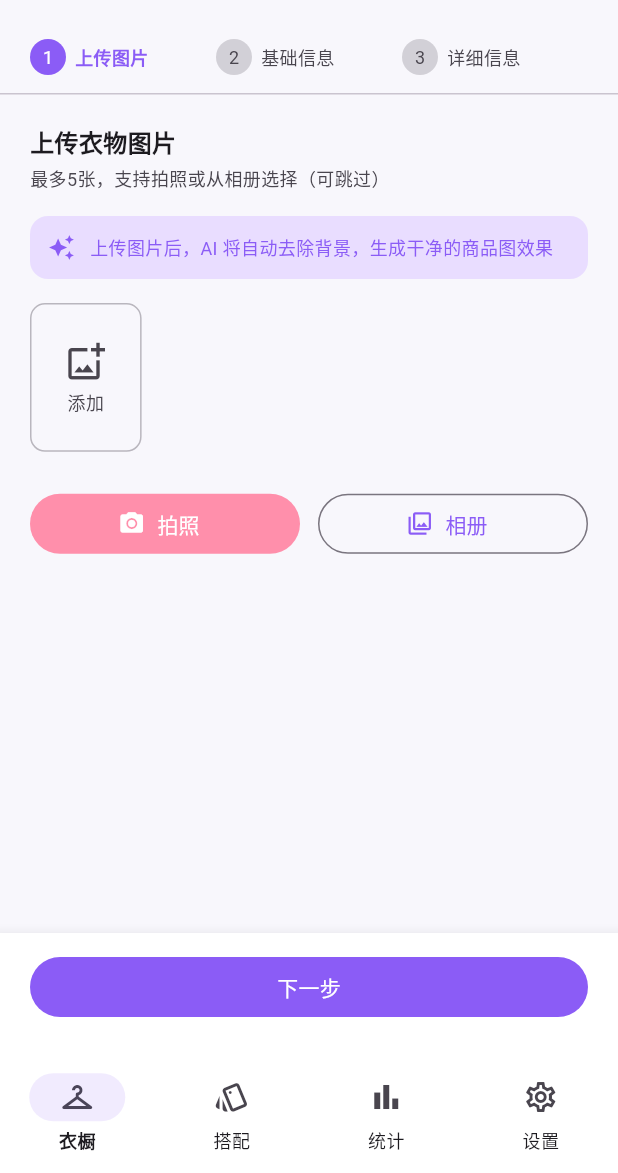
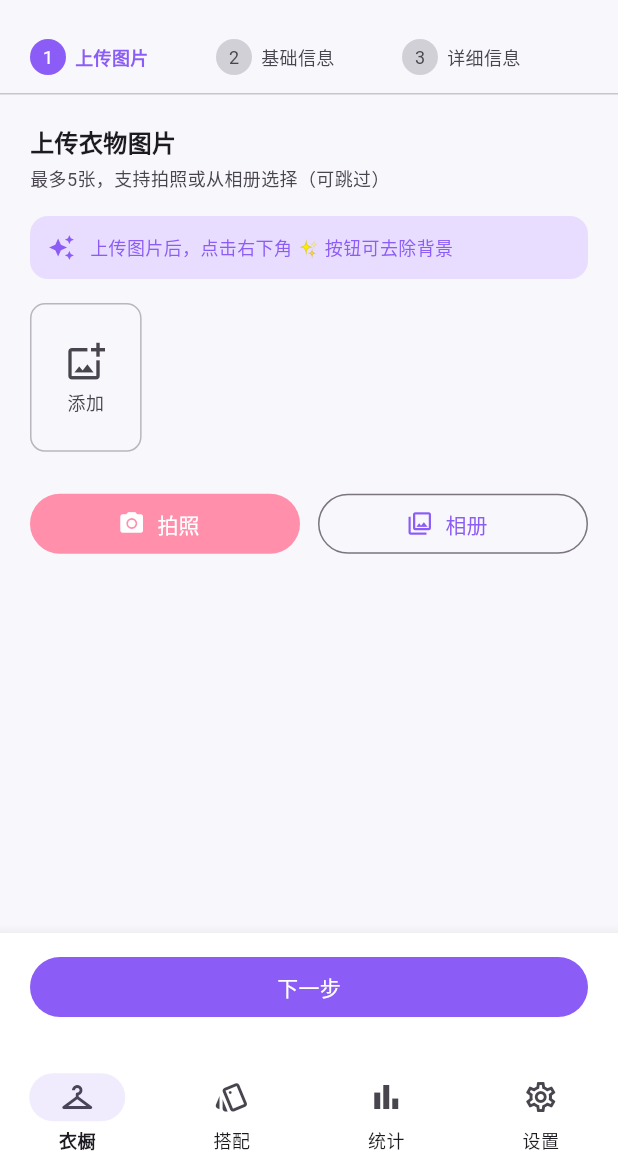
Before and after one commit to CodingWarren/ClosetMate-Flutter, a Flutter app: the AddClothingScreen screen opened by its route, on a phone screen of 412 x 824 dp, the part 63-1236 px from its top. Run offline on Flutter 3.47's test engine with Material 3 defaults, Android fonts, the phone set to English and light mode, and no system bars; our stand-ins replace file_picker, flutter_dotenv, flutter_riverpod, geolocator, go_router, image_cropper and 5 more; accounts and stored records are empty.

Commit message:
feat: make AI background removal manual instead of automatic

```diff
--- a/lib/features/closet/screens/add_clothing_screen.dart
+++ b/lib/features/closet/screens/add_clothing_screen.dart
@@ -107,12 +107,7 @@ class _AddClothingScreenState extends State<AddClothingScreen> {
 
     final newUris = [..._imageUris, ...persisted].take(5).toList();
     setState(() => _imageUris = newUris);
-
-    // 对第一张新图片触发 AI 处理（非阻塞，在卡片上显示遮罩）
-    if (persisted.isNotEmpty) {
-      final idx = newUris.indexOf(persisted.first);
-      _triggerAiProcessingAsync(persisted.first, idx);
-    }
+    // 不自动触发 AI 抠图，用户可点击图片右下角 ✨ 按钮手动触发
   }
 
   Future<void> _takePhoto() async {
@@ -125,9 +120,7 @@ class _AddClothingScreenState extends State<AddClothingScreen> {
 
     final newUris = [..._imageUris, persisted].take(5).toList();
     setState(() => _imageUris = newUris);
-
-    final idx = newUris.indexOf(persisted);
-    _triggerAiProcessingAsync(persisted, idx);
+    // 不自动触发 AI 抠图，用户可点击图片右下角 ✨ 按钮手动触发
   }
 
   /// 非阻塞 AI 抠图：在图片卡片上显示遮罩，不阻塞表单操作
@@ -558,10 +551,17 @@ class _Step1ImagePicker extends StatelessWidget {
               color: colorScheme.primaryContainer,
               iconColor: colorScheme.primary,
             )
-          else if (imageUris.isEmpty)
+          else if (imageUris.isNotEmpty)
             _InfoBanner(
               icon: Icons.auto_awesome,
-              text: '上传图片后，AI 将自动去除背景，生成干净的商品图效果',
+              text: '点击图片右下角 ✨ 按钮，可手动触发 AI 去除背景',
+              color: colorScheme.primaryContainer,
+              iconColor: colorScheme.primary,
+            )
+          else
+            _InfoBanner(
+              icon: Icons.auto_awesome,
+              text: '上传图片后，点击右下角 ✨ 按钮可去除背景',
               color: colorScheme.primaryContainer,
               iconColor: colorScheme.primary,
             ),
@@ -662,8 +662,8 @@ class _Step1ImagePicker extends StatelessWidget {
                                 ),
                               ),
                             ),
-                          // 重新触发 AI 按钮（仅第一张图片，且没有在处理中）
-                          if (!isProcessing && index == 0 && processingIndex == -1)
+                          // 手动触发 AI 抠图按钮（每张图片右下角，处理中时隐藏）
+                          if (!isProcessing && processingIndex == -1)
                             Positioned(
                               bottom: MediaQuery.of(context).padding.bottom + 4,
                               right: 4,
```
